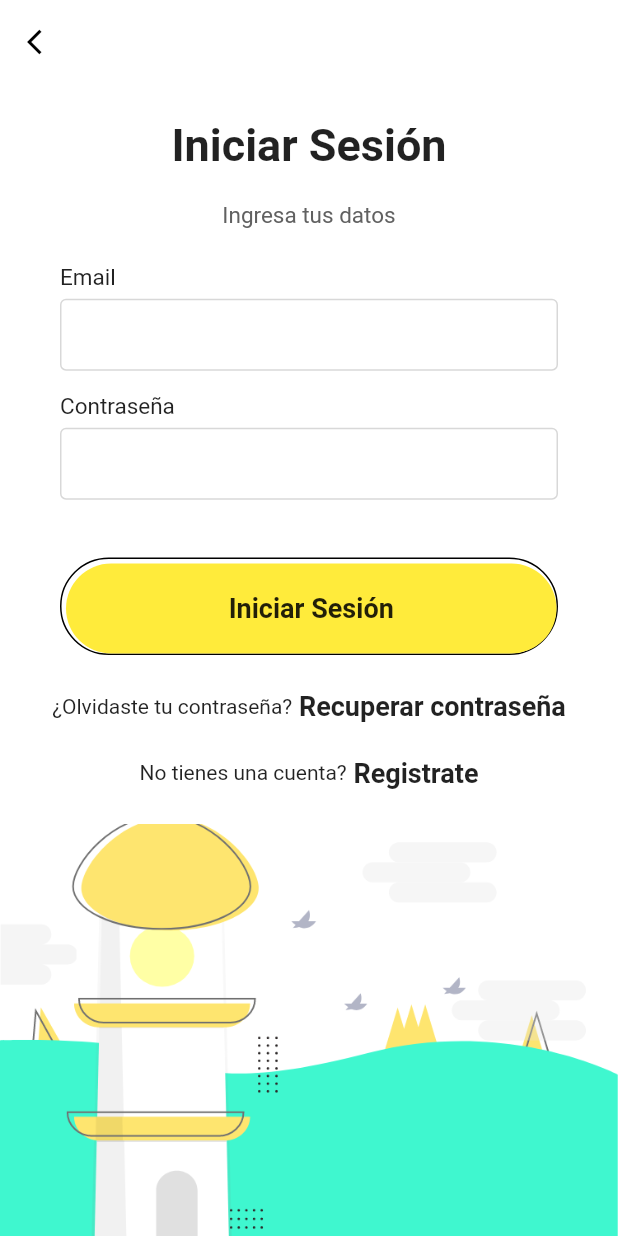
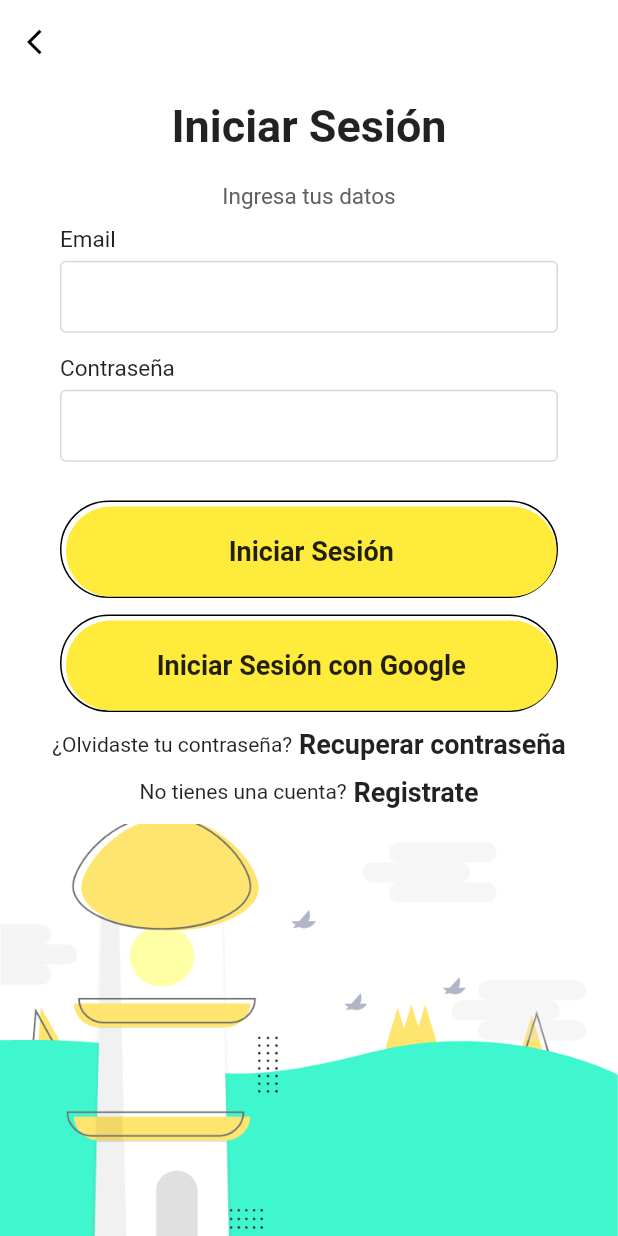
Before and after one commit to Valerias-mr/MateWallet, a Flutter app: the LoginPage screen opened directly, on a phone screen of 412 x 824 dp. Run offline on Flutter 3.47's test engine with Material 2 defaults, Android fonts, the phone set to English and light mode, and no system bars; our stand-ins replace animated_bottom_navigation_bar, charts_flutter, cloud_firestore, email_validator, firebase_auth, firebase_core and 9 more; missing offline and left inert: flutter_verification_code; accounts and stored records are empty; network calls fail; project files that could hold a hidden picture were left out.

Commit message:
Inicio Sesión con Google

```diff
--- a/Mate/lib/screens/login/login.dart
+++ b/Mate/lib/screens/login/login.dart
@@ -6,6 +6,7 @@ import 'package:email_validator/email_validator.dart';
 import 'package:flutter/material.dart';
 import 'package:bankingapp/animation/FadeAnimation.dart';
 import 'package:firebase_auth/firebase_auth.dart';
+import 'package:google_sign_in/google_sign_in.dart';
 
 class LoginPage extends StatefulWidget {
   @override
@@ -15,6 +16,7 @@ class LoginPage extends StatefulWidget {
 class _LoginPageState extends State<LoginPage> {
   final _emailController = TextEditingController();
   final _passwordController = TextEditingController();
+  final GoogleSignIn _googleSignIn = GoogleSignIn();
 
   Future signIn() async {
     showDialog(
@@ -34,6 +36,31 @@ class _LoginPageState extends State<LoginPage> {
     }
     navigatorKey.currentState!.popUntil((route) => route.isFirst);
   }
+
+  Future<void> signInWithGoogle() async {
+  try {
+    final GoogleSignInAccount? googleUser = await _googleSignIn.signIn();
+    final GoogleSignInAuthentication googleAuth =
+        await googleUser!.authentication;
+
+    final AuthCredential credential = GoogleAuthProvider.credential(
+      accessToken: googleAuth.accessToken,
+      idToken: googleAuth.idToken,
+    );
+
+    final UserCredential userCredential =
+        await FirebaseAuth.instance.signInWithCredential(credential);
+
+    final User? user = userCredential.user;
+
+    // Hacer algo con el usuario registrado con Google (por ejemplo, guardar en Firestore).
+    // ...
+  } catch (e) {
+    print(e);
+    Utils.showSnackBar(e.toString());
+  }
+}
+
 
   @override
   Widget build(BuildContext context) {
@@ -132,6 +159,42 @@ class _LoginPageState extends State<LoginPage> {
                           ),
                         ),
                       )),
+                  FadeAnimation(
+  1.4,
+  Padding(
+    padding: EdgeInsets.symmetric(horizontal: 40),
+    child: Container(
+      padding: EdgeInsets.only(top: 3, left: 3),
+      decoration: BoxDecoration(
+        borderRadius: BorderRadius.circular(50),
+        border: Border(
+          bottom: BorderSide(color: Colors.black),
+          top: BorderSide(color: Colors.black),
+          left: BorderSide(color: Colors.black),
+          right: BorderSide(color: Colors.black),
+        ),
+      ),
+      child: MaterialButton(
+        minWidth: double.infinity,
+        height: 60,
+        onPressed: signInWithGoogle, // Usar el método signInWithGoogle aquí
+        color: Colors.yellow,
+        elevation: 0,
+        shape: RoundedRectangleBorder(
+          borderRadius: BorderRadius.circular(50),
+        ),
+        child: Text(
+          "Iniciar Sesión con Google",
+          style: TextStyle(
+            fontWeight: FontWeight.w600,
+            fontSize: 18,
+          ),
+        ),
+      ),
+    ),
+  ),
+),
+
                   FadeAnimation(
                       1.5,
                       Row(
--- a/Mate/pubspec.yaml
+++ b/Mate/pubspec.yaml
@@ -57,6 +57,7 @@ dependencies:
   flutter_swiper_null_safety: ^1.0.2
   charts_flutter: ^0.12.0
   provider: ^6.0.5
+  google_sign_in: ^5.2.1
 
 dev_dependencies:
   flutter_test:
```
Also changed, not shown: Mate/pubspec.lock, 2 other files.
